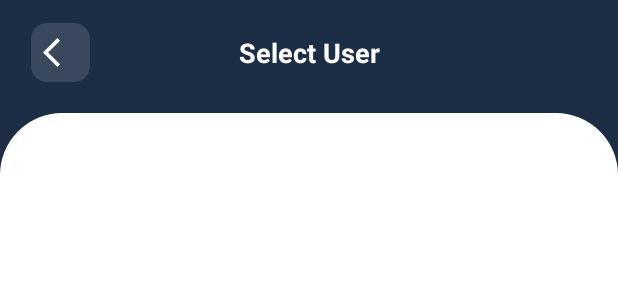
After one commit to Son48/ChatApp, an Android app: the layout activity_users.xml on its own in the app's theme, with its tools: preview values and no code run, on a phone screen of 412 x 824 dp. The commit adds this screen. Shown: the top 300 px of the screen. Run offline under Robolectric (Android 15) with nearby library versions, the phone set to English and light mode, and no system bars.

Commit message:
list user

```diff
--- /dev/null
+++ b/app/src/main/java/com/example/chatapp/viewmodel/main/MainViewModel.java
@@ -0,0 +1,6 @@
+package com.example.chatapp.viewmodel.main;
+
+import com.example.chatapp.base.BaseViewModel;
+
+public class MainViewModel extends BaseViewModel {
+}
--- /dev/null
+++ b/app/src/main/res/drawable/background_content_bottom.xml
@@ -0,0 +1,9 @@
+<?xml version="1.0" encoding="utf-8"?>
+<shape xmlns:android="http://schemas.android.com/apk/res/android"
+    android:shape="rectangle">
+
+    <solid android:color="@color/white"/>
+    <corners
+        android:topLeftRadius="@dimen/_32sdp"
+        android:topRightRadius="@dimen/_32sdp"/>
+</shape>
--- /dev/null
+++ b/app/src/main/res/drawable/ic_back.xml
@@ -0,0 +1,10 @@
+<vector xmlns:android="http://schemas.android.com/apk/res/android"
+    android:width="24dp"
+    android:height="24dp"
+    android:viewportWidth="24"
+    android:viewportHeight="24"
+    android:tint="?attr/colorControlNormal">
+  <path
+      android:fillColor="@android:color/white"
+      android:pathData="M11.67,3.87L9.9,2.1 0,12l9.9,9.9 1.77,-1.77L3.54,12z"/>
+</vector>
--- /dev/null
+++ b/app/src/main/res/layout/activity_users.xml
@@ -0,0 +1,51 @@
+<?xml version="1.0" encoding="utf-8"?>
+<androidx.constraintlayout.widget.ConstraintLayout xmlns:android="http://schemas.android.com/apk/res/android"
+    xmlns:app="http://schemas.android.com/apk/res-auto"
+    xmlns:tools="http://schemas.android.com/tools"
+    android:layout_width="match_parent"
+    android:layout_height="match_parent"
+    tools:context=".viewmodel.user.UsersActivity"
+    android:animateLayoutChanges="true"
+    android:background="@color/primary">
+    <androidx.appcompat.widget.AppCompatImageView
+        android:id="@+id/imgBack"
+        android:layout_width="@dimen/_30sdp"
+        android:layout_height="@dimen/_30sdp"
+        android:layout_marginStart="@dimen/_16sdp"
+        android:layout_marginLeft="@dimen/_16sdp"
+        android:layout_marginTop="@dimen/_12sdp"
+        android:background="@drawable/backgroud_icon"
+        android:padding="@dimen/_6sdp"
+        android:src="@drawable/ic_back"
+        app:layout_constraintStart_toStartOf="parent"
+        app:layout_constraintTop_toTopOf="parent"
+        android:tint="@color/white"/>
+    <TextView
+        android:layout_width="wrap_content"
+        android:layout_height="wrap_content"
+        android:text="@string/select_user"
+        android:textColor="@color/white"
+        android:textSize="@dimen/_14ssp"
+        android:textStyle="bold"
+        app:layout_constraintBottom_toBottomOf="@id/imgBack"
+        app:layout_constraintEnd_toEndOf="parent"
+        app:layout_constraintStart_toStartOf="parent"
+        app:layout_constraintTop_toTopOf="@id/imgBack" />
+    <FrameLayout
+        android:layout_width="match_parent"
+        android:layout_height="0dp"
+        android:layout_marginTop="@dimen/_16sdp"
+        android:background="@drawable/background_content_bottom"
+        app:layout_constraintBottom_toBottomOf="parent"
+        app:layout_constraintTop_toBottomOf="@id/imgBack">
+        <androidx.recyclerview.widget.RecyclerView
+            android:id="@+id/userRecyclerView"
+            android:layout_width="match_parent"
+            android:layout_height="match_parent"
+            android:clipToPadding="false"
+            android:orientation="vertical"
+            android:overScrollMode="never"
+            android:padding="@dimen/_20sdp"
+            app:layoutManager="androidx.recyclerview.widget.LinearLayoutManager"/>
+    </FrameLayout>
+</androidx.constraintlayout.widget.ConstraintLayout>
--- a/app/src/main/res/values/strings.xml
+++ b/app/src/main/res/values/strings.xml
@@ -17,4 +17,5 @@
     <string name="password_must_be_more_than_6_characters">Password must be more than 6 characters</string>
     <string name="password_and_confirm_password_must_be_same"><![CDATA[Password & confirm password must be same]]></string>
     <string name="email_error">Email error</string>
+    <string name="select_user">Select User</string>
 </resources>
```
Also changed, not shown: app/src/main/AndroidManifest.xml (+6 -6 lines), app/src/main/java/com/example/chatapp/adapter/UsersAdapter.java (added, +79 -0 lines), app/src/main/java/com/example/chatapp/viewmodel/user/UsersActivity.java (added, +74 -0 lines), app/src/main/res/drawable/ic_add.xml (added, +10 -0 lines), app/src/main/res/layout/activity_main.xml (+21 -0 lines), app/src/main/res/layout/item_container_user.xml (+38 -33 lines).
